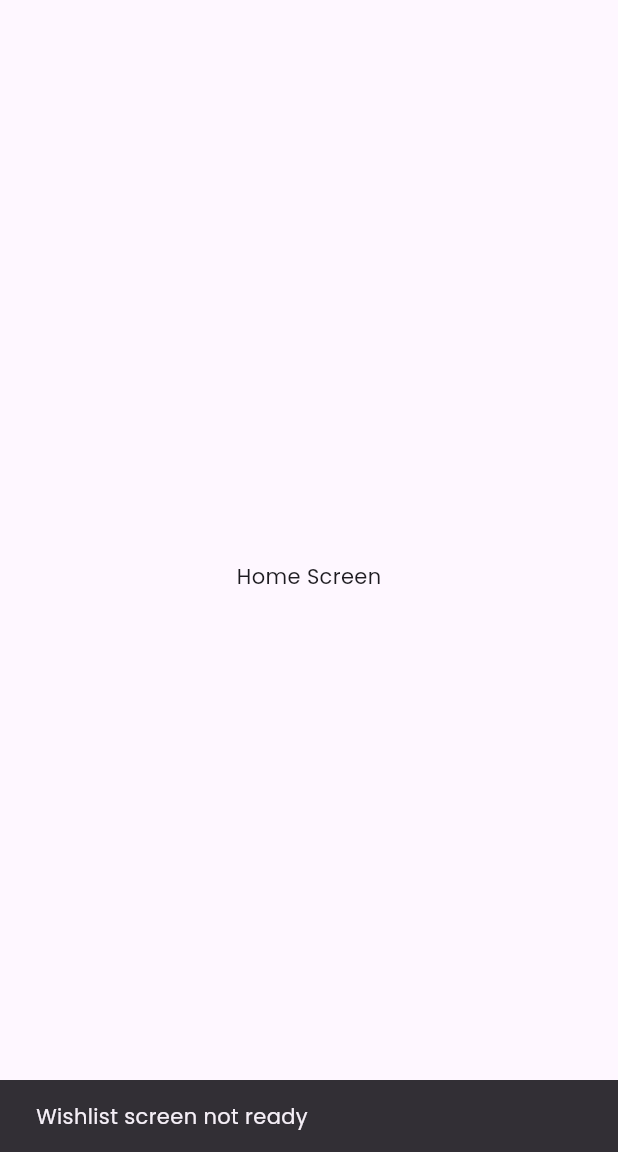
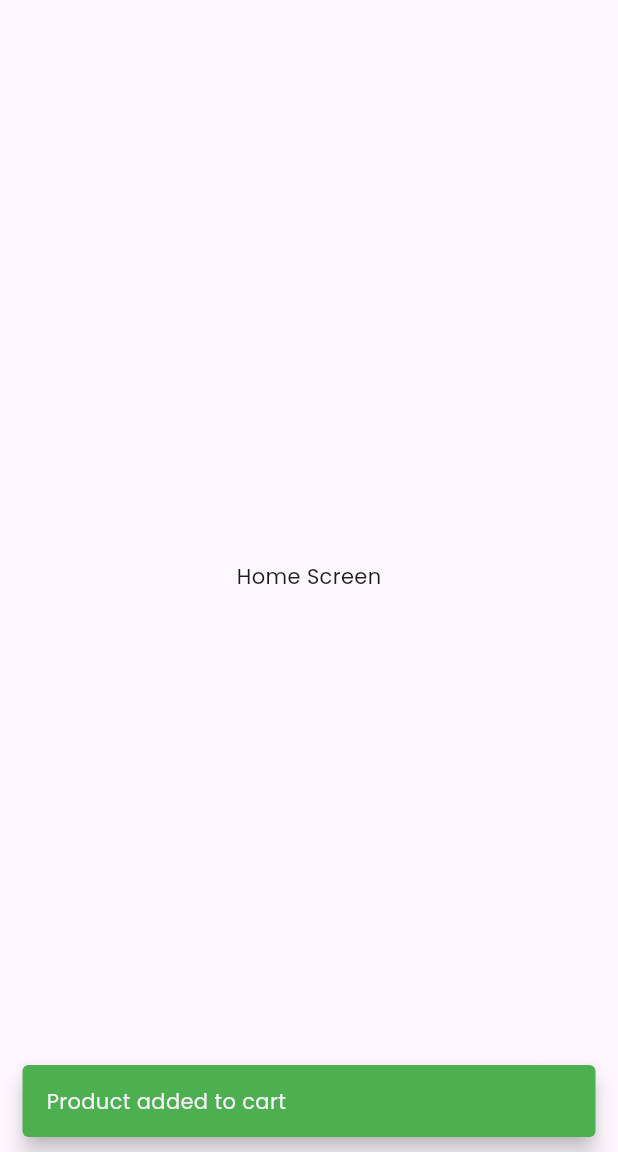
Before and after one commit to muhammadsohail07/Flutter-Learn, a Flutter app: the MyDrawer screen opened directly, in the side drawer, after a tap on "Wishlist", on a phone screen of 412 x 824 dp, the part 84-1236 px from its top. Run offline on Flutter 3.47's test engine with Material 3 defaults, Android fonts, the phone set to English and light mode, and no system bars; our stand-ins replace audioplayers, cached_network_image, google_fonts.

Commit message:
snackbar

```diff
--- a/lib/Tasks/Widgets/drawerWidget.dart
+++ b/lib/Tasks/Widgets/drawerWidget.dart
@@ -1,5 +1,6 @@
 import 'package:flutter/material.dart';
 import 'package:flutter_series/main.dart';
+import 'package:flutter_series/Tasks/Widgets/snackbar.dart';
 
 class MyDrawerWidget extends StatelessWidget {
   const MyDrawerWidget({super.key});
@@ -38,9 +39,9 @@ class MyDrawerWidget extends StatelessWidget {
             title: const Text('Wishlist'),
             onTap: () {
               Navigator.pop(context); // drawer close
-              ScaffoldMessenger.of(context).showSnackBar(
-                SnackBar(content: Text("Wishlist screen not ready")),
-              );
+
+              showAppSnackBar(context, 'Product added to cart');
+              showAppSnackBar(context, 'Something went wrong', isError: true);
             },
           ),
           ListTile(title: const Text('Settings'), onTap: () {}),
--- /dev/null
+++ b/lib/Tasks/Widgets/snackbar.dart
@@ -0,0 +1,11 @@
+import 'package:flutter/material.dart';
+void showAppSnackBar(BuildContext context, String message, {bool isError = false}) {
+  ScaffoldMessenger.of(context).showSnackBar(
+    SnackBar(
+      content: Text(message),
+      backgroundColor: isError ? Colors.red : Colors.green,
+      behavior: SnackBarBehavior.floating,
+      duration: Duration(seconds: 2),
+    ),
+  );
+}
```
